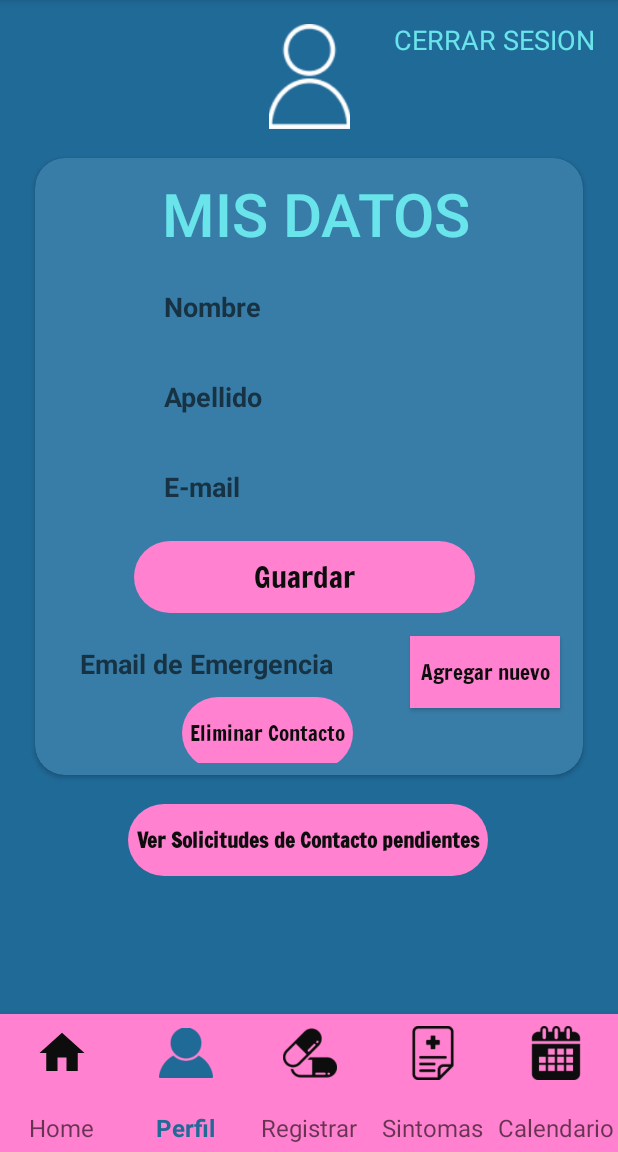
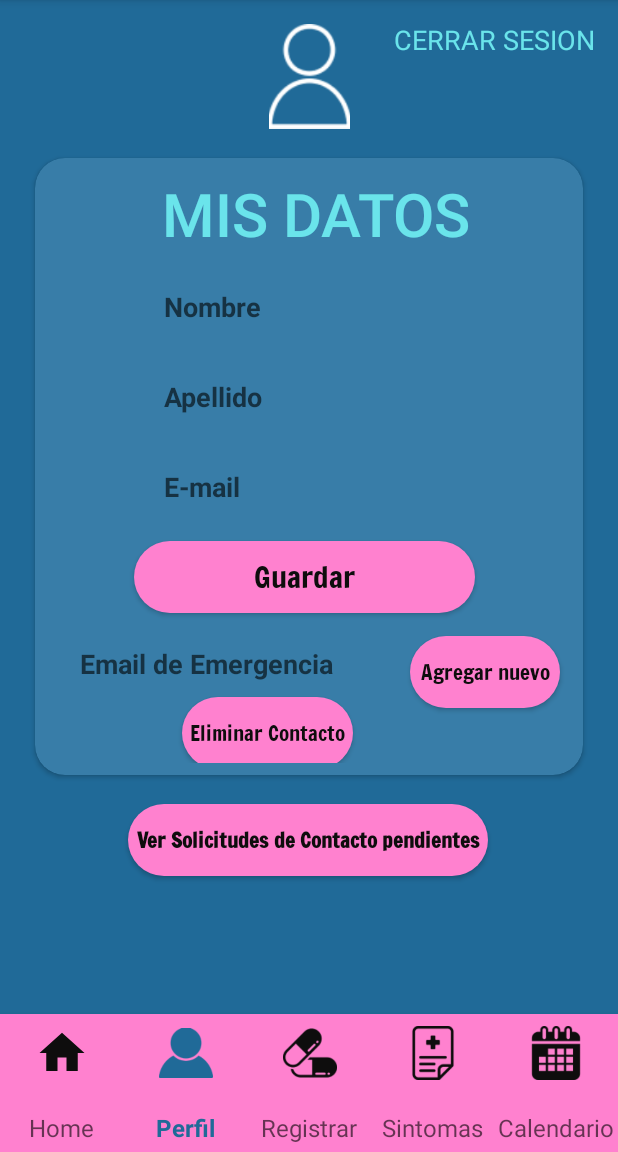
Before and after one commit to piapotasznik/PastillAppFE, an Android app: the ProfileFragment screen opened through its navigation route, on a phone screen of 412 x 824 dp, the part 84-1236 px from its top. Run offline under Robolectric (Android 15) with nearby library versions, the phone set to English and light mode, and no system bars; our stand-ins replace Firebase (no records; nobody signed in at launch, a user with empty details on screens opened directly), navigation-ui; 1 statement that could not run was skipped.

Commit message:
Detalles visuales boton

```diff
--- a/app/src/main/res/drawable/round_button.xml
+++ b/app/src/main/res/drawable/round_button.xml
@@ -4,6 +4,7 @@
         <shape
             android:shape="rectangle">
             <corners android:radius="50dp" /> <!-- Ajusta el radio según sea necesario -->
+            <solid android:color="#FF81CF" />
         </shape>
     </item>
 </layer-list>
--- a/app/src/main/res/layout/fragment_profile.xml
+++ b/app/src/main/res/layout/fragment_profile.xml
@@ -177,8 +177,8 @@
                 android:paddingHorizontal="5dp"
                 android:text="@string/new_mergency_contact"
                 android:textColor="@color/black"
-                android:background="@color/pink"
                 app:fontFamily="@font/francois_one"
+                android:background="@drawable/round_button"
                 app:layout_constraintBottom_toBottomOf="parent"
                 app:layout_constraintEnd_toEndOf="parent"
                 app:layout_constraintStart_toEndOf="@+id/myProfileEmergencyContact"
--- a/app/src/main/res/values/themes.xml
+++ b/app/src/main/res/values/themes.xml
@@ -28,6 +28,7 @@
     <style name="Theme.PastillApp.ButtonSave" parent="Base.Theme.PastillApp">
         <item name="android:textColorPrimary">@color/black</item>
         <item name="background">@drawable/round_button</item>
+        <item name="android:radius">50dp</item>
     </style>
 
     <style name="Theme.PastillApp.ButtonEmergency" parent="Base.Theme.PastillApp">
```
